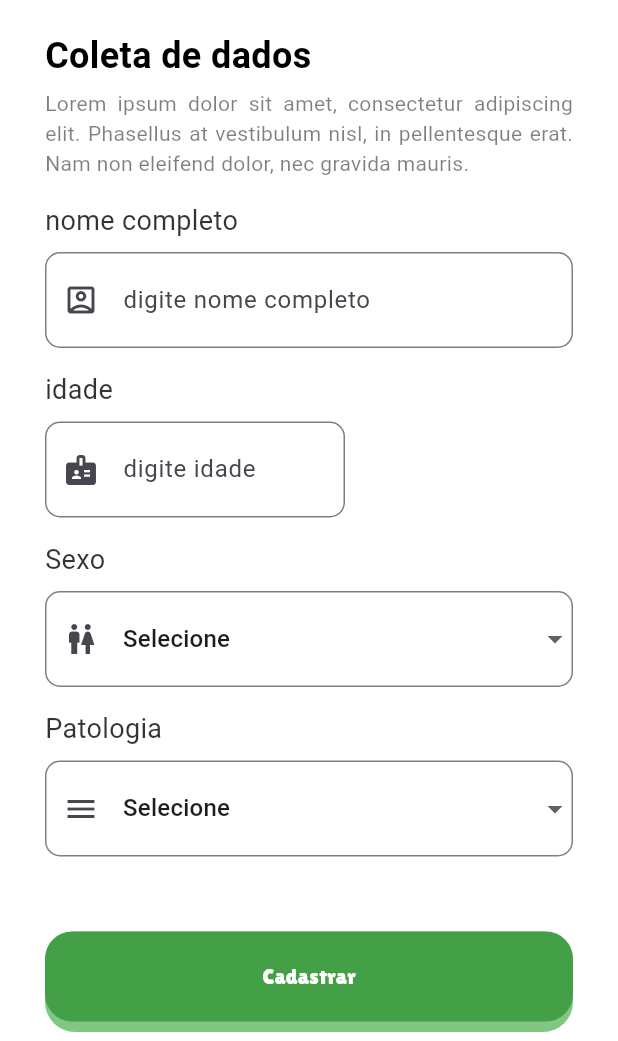
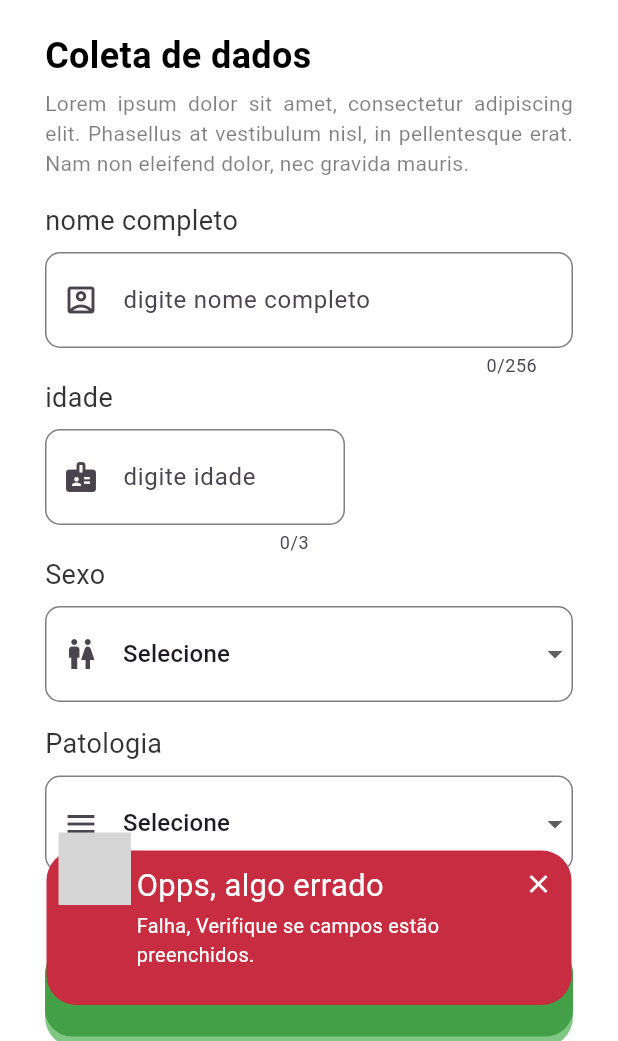
Before and after one commit to CAD-MED/Projeto-de-extensao-CAD-MED, a Flutter app: the PageCadastrar screen opened directly, after a tap on "Cadastrar", on a phone screen of 412 x 824 dp, the part 195-1236 px from its top. Run offline on Flutter 3.47's test engine with Material 3 defaults, Android fonts, the phone set to English and light mode, and no system bars; drawn by our look-alikes of auto_size_text, awesome_snackbar_content; grey boxes are pictures that could not be loaded.

```diff
--- a/frontend/defesa_civil/analysis_options.yaml
+++ b/frontend/defesa_civil/analysis_options.yaml
@@ -7,6 +7,9 @@
 
 # The following line activates a set of recommended lints for Flutter apps,
 # packages, and plugins designed to encourage good coding practices.
+analyzer:
+  errors:
+    file_names: ignore
 include: package:flutter_lints/flutter.yaml
 
 linter:
--- a/frontend/defesa_civil/lib/components/SelectionSection.dart
+++ b/frontend/defesa_civil/lib/components/SelectionSection.dart
@@ -1,7 +1,7 @@
+import 'package:auto_size_text/auto_size_text.dart';
 import 'package:flutter/material.dart';
-import 'package:auto_size_text/auto_size_text.dart';
 
-Widget SelectionSection({
+Widget selectionSection({
   double? width,
   IconData icon = Icons.account_box_outlined,
   String title = "",
@@ -11,13 +11,19 @@ Widget SelectionSection({
   required List<String> items, // Lista de Strings
   String? selectedValue, // Valor inicial selecionado
 }) {
-  // Função para truncar texto com no máximo 20 caracteres
+  // Função para truncar texto com no máximo 30 caracteres
   String truncateText(String text, {int maxLength = 30}) {
     if (text.length > maxLength) {
       return text.substring(0, maxLength) + '...';
     }
     return text;
   }
+
+  // Verifica se `items` tem elementos e define o valor selecionado corretamente
+  final String? dropdownValue =
+      selectedValue != null && items.contains(selectedValue)
+          ? selectedValue
+          : (items.isNotEmpty ? items.first : null);
 
   return SizedBox(
     width: width ??
@@ -39,7 +45,7 @@ Widget SelectionSection({
               double
                   .infinity, // Adapta a largura ao valor fornecido ou preenche a tela
           child: DropdownButtonFormField<String>(
-            value: selectedValue, // Valor inicial da seleção
+            value: dropdownValue, // Valor inicial da seleção
             decoration: InputDecoration(
               prefixIcon: Icon(icon),
               contentPadding:
@@ -59,7 +65,7 @@ Widget SelectionSection({
                 value: value,
                 child: AutoSizeText(
                   truncateText(
-                      value), // Trunca o texto se exceder 20 caracteres
+                      value), // Trunca o texto se exceder 30 caracteres
                   maxLines: 1,
                   minFontSize: 12,
                   maxFontSize: 16,
--- a/frontend/defesa_civil/lib/components/textfieldSection.dart
+++ b/frontend/defesa_civil/lib/components/textfieldSection.dart
@@ -1,7 +1,9 @@
 import 'package:flutter/material.dart';
+import 'package:flutter/services.dart'; // Para usar TextInputFormatter
 
 Widget textfieldSection(
     {IconData icon = Icons.account_box_outlined,
+    isNumeric = false,
     required TextInputType keyboardType,
     bool obscureText = false,
     String title = "",
@@ -19,6 +21,10 @@ Widget textfieldSection(
         controller: controller,
         obscureText: obscureText,
         keyboardType: keyboardType,
+        maxLength: isNumeric ? 3 : 256,
+        inputFormatters: isNumeric
+            ? [FilteringTextInputFormatter.digitsOnly] // Permite apenas números
+            : [], // Não aplica filtro se não for numérico
         decoration: InputDecoration(
             prefixIcon: Icon(icon),
             contentPadding:
--- a/frontend/defesa_civil/lib/main.dart
+++ b/frontend/defesa_civil/lib/main.dart
@@ -1,5 +1,4 @@
-import 'package:defesa_civil/pages/PageInicio.dart';
-import 'package:defesa_civil/pages/PageInit.dart';
+import 'package:Cad_Med/pages/PageInit.dart';
 import 'package:flutter/material.dart';
 
 void main() {
--- /dev/null
+++ b/frontend/defesa_civil/lib/messageAlerts/alerts.dart
@@ -0,0 +1,37 @@
+import 'package:awesome_snackbar_content/awesome_snackbar_content.dart';
+import 'package:flutter/material.dart';
+
+void alertSucess(BuildContext context) {
+  const snackBar = SnackBar(
+    elevation: 0,
+    behavior: SnackBarBehavior.floating,
+    backgroundColor: Colors.transparent,
+    content: AwesomeSnackbarContent(
+      title: 'Cadastrado com sucesso',
+      message:
+          'Tudo certo, seu cadastro foi um sucesso. Continue aproveitando o app!',
+      contentType: ContentType.success,
+    ),
+  );
+
+  ScaffoldMessenger.of(context)
+    ..hideCurrentSnackBar()
+    ..showSnackBar(snackBar);
+}
+
+void alertFailField(BuildContext context) {
+  const snackBar = SnackBar(
+    elevation: 0,
+    behavior: SnackBarBehavior.floating,
+    backgroundColor: Colors.transparent,
+    content: AwesomeSnackbarContent(
+      title: 'Opps, algo errado',
+      message: 'Falha, Verifique se campos estão preenchidos.',
+      contentType: ContentType.failure,
+    ),
+  );
+
+  ScaffoldMessenger.of(context)
+    ..hideCurrentSnackBar()
+    ..showSnackBar(snackBar);
+}
--- a/frontend/defesa_civil/lib/pages/PageCadastrar.dart
+++ b/frontend/defesa_civil/lib/pages/PageCadastrar.dart
@@ -1,9 +1,11 @@
-import 'package:defesa_civil/components/SelectionSection.dart';
-import 'package:defesa_civil/components/buttonPersonalizado.dart';
-import 'package:defesa_civil/components/header.dart';
-import 'package:defesa_civil/components/textSection.dart';
-import 'package:defesa_civil/components/textfieldSection.dart';
-import 'package:defesa_civil/services/patologias/data.dart';
+import 'package:Cad_Med/components/SelectionSection.dart';
+import 'package:Cad_Med/components/buttonPersonalizado.dart';
+import 'package:Cad_Med/components/header.dart';
+import 'package:Cad_Med/components/textSection.dart';
+import 'package:Cad_Med/components/textfieldSection.dart';
+import 'package:Cad_Med/messageAlerts/alerts.dart';
+import 'package:Cad_Med/pages/PageInicio.dart';
+import 'package:Cad_Med/services/patologias/data.dart';
 import 'package:flutter/material.dart';
 
 class PageCadastrar extends StatefulWidget {
@@ -17,6 +19,7 @@ class PageCadastrar extends StatefulWidget {
 
 class _PageCadastrarState extends State<PageCadastrar> {
   TextEditingController controllerTitle = TextEditingController();
+  TextEditingController controllerAge = TextEditingController();
   TextEditingController controllerSelectGen = TextEditingController();
   TextEditingController controllerPatologia = TextEditingController();
   List<String> lista_de_patologias = patologiasMaisVistas;
@@ -44,19 +47,20 @@ class _PageCadastrarState extends State<PageCadastrar> {
                           hintText: "nome completo",
                           controller: controllerTitle,
                           icon: Icons.account_box_outlined),
-                      const SizedBox(height: 15),
+                      // const SizedBox(height: 15),
                       Align(
                           alignment: Alignment.centerLeft,
                           child: SizedBox(
                               width: 200,
                               child: textfieldSection(
                                   keyboardType: TextInputType.number,
+                                  isNumeric: true,
                                   title: "idade",
                                   hintText: "idade",
-                                  controller: controllerTitle,
+                                  controller: controllerAge,
                                   icon: Icons.badge))),
-                      const SizedBox(height: 15),
-                      SelectionSection(
+                      // const SizedBox(height: 15),
+                      selectionSection(
                           width: sMaxwidth - margem,
                           title: "Sexo",
                           icon: Icons.wc,
@@ -68,23 +72,39 @@ class _PageCadastrarState extends State<PageCadastrar> {
                             controllerSelectGen.text = newValue ?? '';
                           }),
                       const SizedBox(height: 15),
-                      SelectionSection(
+                      selectionSection(
                         width: sMaxwidth - margem,
                         title: "Patologia",
                         icon: Icons.menu,
                         hintText: "Patologia",
-                        controller: controllerSelectGen,
+                        controller: controllerPatologia,
                         items: lista_de_patologias,
                         selectedValue: 'Selecione', // Valor inicial
                         onChanged: (newValue) {
-                          controllerSelectGen.text = newValue ?? '';
+                          controllerPatologia.text = newValue ?? '';
                         },
                       ),
                       const SizedBox(height: 50),
                       buttonPersonalizado(
                           maxWidth: sMaxwidth,
                           text: "Cadastrar",
-                          onPressed: () {}),
+                          onPressed: () {
+                            // verificando se todos os campos estão preenchidos corretamente
+                            if (controllerTitle.text.isEmpty ||
+                                controllerAge.text.isEmpty ||
+                                controllerSelectGen.text.isEmpty ||
+                                controllerPatologia.text.isEmpty ||
+                                controllerPatologia.text == "Selecione" ||
+                                controllerSelectGen.text == "Selecione") {
+                              alertFailField(context);
+                            } else {
+                              alertSucess(context);
+                              Navigator.of(context).pushReplacement(
+                                  MaterialPageRoute(
+                                      builder: (context) =>
+                                          const PageInicio()));
+                            }
+                          }),
                       const SizedBox(height: 100),
                     ]))
               ])
--- a/frontend/defesa_civil/pubspec.yaml
+++ b/frontend/defesa_civil/pubspec.yaml
@@ -1,5 +1,5 @@
-name: defesa_civil
-description: "A new Flutter project."
+name: Cad_Med
+description: "criado para facilitar e agilizar o processo de registro e gerenciamento de pessoas atendidas nos postos de voluntariado da Defesa Civil em parceria com a Cruz Vermelha."
 # The following line prevents the package from being accidentally published to
 # pub.dev using `flutter pub publish`. This is preferred for private packages.
 publish_to: 'none' # Remove this line if you wish to publish to pub.dev
@@ -36,6 +36,7 @@ dependencies:
   # Use with the CupertinoIcons class for iOS style icons.
   cupertino_icons: ^1.0.6
   auto_size_text: ^3.0.0
+  awesome_snackbar_content: ^0.1.4
 
 dev_dependencies:
   flutter_test:
```
Also changed, not shown: frontend/defesa_civil/lib/pages/PageInicio.dart (+13 -8 lines), frontend/defesa_civil/lib/pages/PageInit.dart (+20 -5 lines), frontend/defesa_civil/pubspec.lock.
